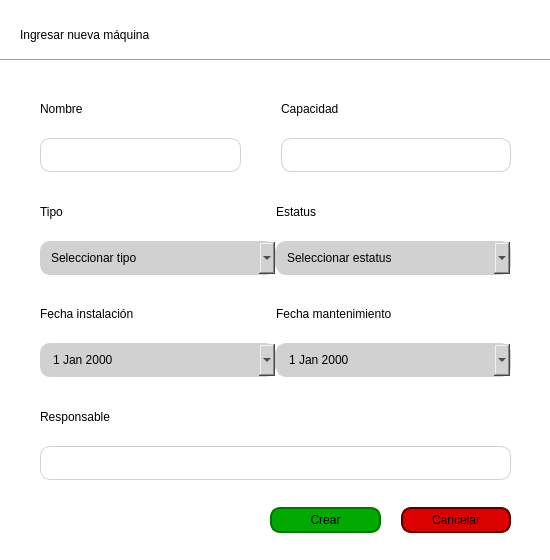
First picture: the form in src/views/forms/form_create_machine.ui, repository Eddys912/pymexpro, before the edit.
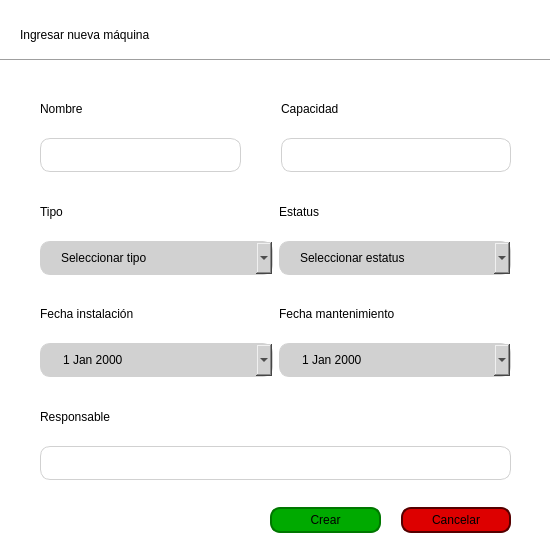
Second picture: the form after the edit.

What changed in the file:
```diff
--- a/src/views/forms/form_create_machine.ui
+++ b/src/views/forms/form_create_machine.ui
@@ -43,7 +43,7 @@
 
 QLineEdit, QComboBox, QDateEdit {
 	font: 8pt &quot;Verdana&quot;;
-	padding: 8px 10px;
+	padding: 8px 20px;
 	border: 1px solid #d1d1d1;
 	border-radius: 10px;
 }
@@ -135,7 +135,7 @@
     </item>
    </layout>
   </widget>
-  <widget class="QWidget" name="">
+  <widget class="QWidget" name="layoutWidget">
    <property name="geometry">
     <rect>
      <x>40</x>
@@ -244,6 +244,9 @@
     </item>
     <item row="1" column="0">
      <layout class="QHBoxLayout" name="horizontalLayout_2">
+      <property name="spacing">
+       <number>6</number>
+      </property>
       <item>
        <layout class="QVBoxLayout" name="verticalLayout_8">
         <property name="spacing">
@@ -341,6 +344,9 @@
     </item>
     <item row="2" column="0">
      <layout class="QHBoxLayout" name="horizontalLayout_3">
+      <property name="spacing">
+       <number>6</number>
+      </property>
       <item>
        <layout class="QVBoxLayout" name="verticalLayout_11">
         <property name="spacing">
@@ -384,7 +390,7 @@
           </property>
           <property name="minimumDateTime">
            <datetime>
-            <hour>12</hour>
+            <hour>18</hour>
             <minute>0</minute>
             <second>0</second>
             <year>1800</year>
@@ -452,7 +458,7 @@
           </property>
           <property name="minimumDateTime">
            <datetime>
-            <hour>6</hour>
+            <hour>12</hour>
             <minute>0</minute>
             <second>0</second>
             <year>1800</year>
```
Left out of the diff: 2 changed lines with no effect on the pictures.
